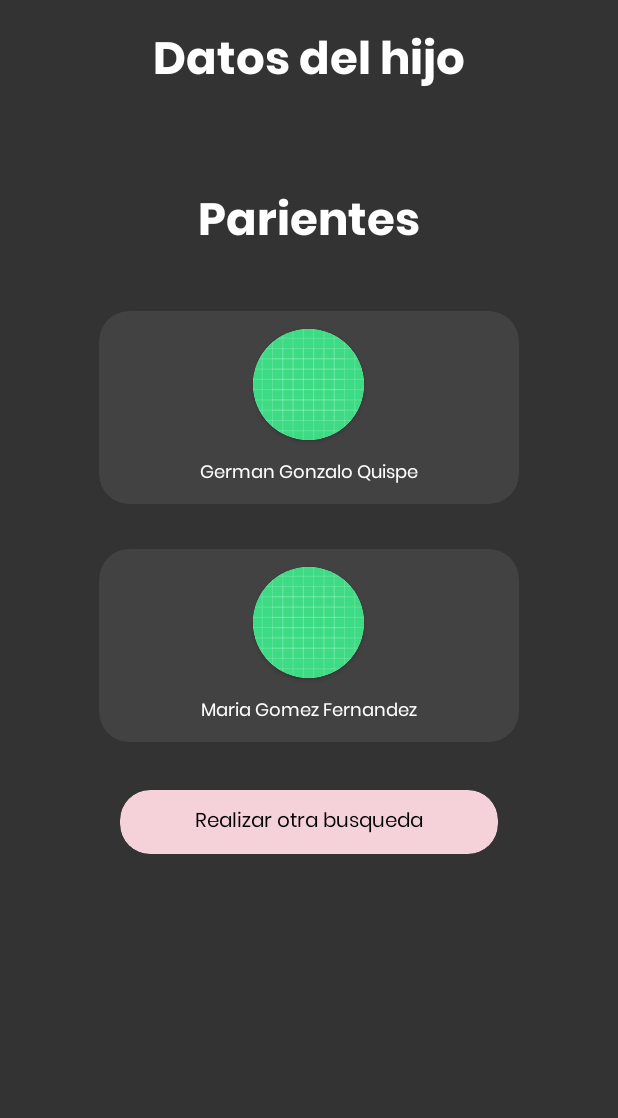
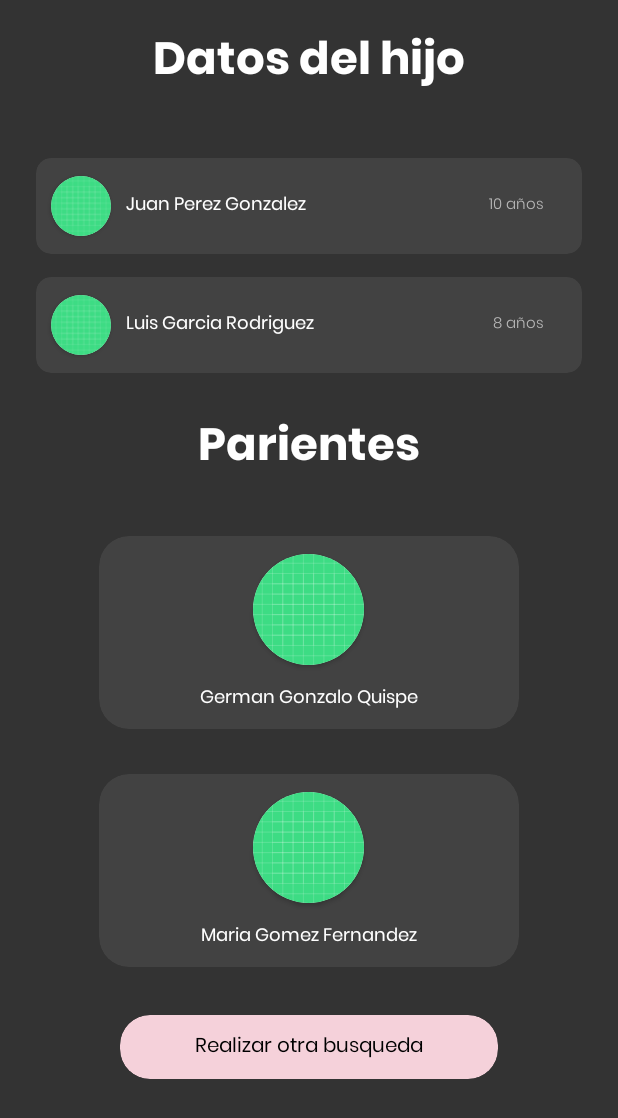
Before and after one commit to DhenisGit/Figuras_geometricas, an Android app: the SonActivity screen opened directly, with no data from a screen before it, on a phone screen of 412 x 824 dp. Shown: the top 1118 px of the screen. Run offline under Robolectric (Android 15) with nearby library versions, the phone set to English and light mode, and no system bars; our stand-ins replace Picasso; pictures from the network do not load.

Commit message:
SonActivity adaptado con su lista

```diff
--- a/app/src/main/java/com/dhenis/polomorfismo/hijos/Son.java
+++ b/app/src/main/java/com/dhenis/polomorfismo/hijos/Son.java
@@ -1,4 +1,7 @@
 package com.dhenis.polomorfismo.hijos;
+
+import com.dhenis.polomorfismo.madres.Mom;
+import com.dhenis.polomorfismo.padres.Dad;
 
 public class Son {
     Integer id;
@@ -7,6 +10,8 @@ public class Son {
     String apellido_p;
     String apellido_m;
     Integer edad;
+    private Mom mom;
+    private Dad dad;
 
     public Son(Integer id, String image_url, String name, String apellido_p, String apellido_m, Integer edad) {
         this.id = id;
@@ -64,4 +69,20 @@ public class Son {
     public void setEdad(Integer edad) {
         this.edad = edad;
     }
+
+    public Mom getMom() {
+        return mom;
+    }
+
+    public void setMom(Mom mom) {
+        this.mom = mom;
+    }
+
+    public Dad getDad() {
+        return dad;
+    }
+
+    public void setDad(Dad dad) {
+        this.dad = dad;
+    }
 }
--- a/app/src/main/java/com/dhenis/polomorfismo/hijos/SonActivity.java
+++ b/app/src/main/java/com/dhenis/polomorfismo/hijos/SonActivity.java
@@ -1,16 +1,105 @@
 package com.dhenis.polomorfismo.hijos;
 
+import android.app.Activity;
+import android.os.Bundle;
+import android.widget.ImageView;
+import android.widget.TextView;
+
 import androidx.appcompat.app.AppCompatActivity;
+import androidx.cardview.widget.CardView;
+import androidx.recyclerview.widget.LinearLayoutManager;
+import androidx.recyclerview.widget.RecyclerView;
 
-import android.os.Bundle;
+import com.dhenis.polomorfismo.MainActivity;
+import com.dhenis.polomorfismo.R;
+import com.dhenis.polomorfismo.madres.Mom;
+import com.dhenis.polomorfismo.madres.MomAdapter;
+import com.dhenis.polomorfismo.padres.Dad;
+import com.dhenis.polomorfismo.padres.DadAdapter;
+import com.dhenis.polomorfismo.utils.BrowseActivities;
+import com.dhenis.polomorfismo.utils.ListGenerator;
+import com.squareup.picasso.Picasso;
 
-import com.dhenis.polomorfismo.R;
+import java.util.List;
 
 public class SonActivity extends AppCompatActivity {
+    private static final String TAG = SonActivity.class.getSimpleName();
+    private TextView txtFullNameDad, txtFullNameMom;
+    private RecyclerView recyclerView;
+    private CardView btnBack;
+    private Activity activity;
+    private List<Son> sonList;
+    private SonAdapter sonAdapter;
+    private ImageView imgDad, imgMom;
 
     @Override
     protected void onCreate(Bundle savedInstanceState) {
         super.onCreate(savedInstanceState);
         setContentView(R.layout.activity_son);
+        activity = SonActivity.this;
+        recyclerView = findViewById(R.id.a_son_rv_listSons);
+        imgDad = findViewById(R.id.a_son_img_Dad);
+        imgMom = findViewById(R.id.a_son_img_Mom);
+        txtFullNameDad = findViewById(R.id.a_son_txt_fullNameDad);
+        txtFullNameMom = findViewById(R.id.a_son_txt_fullNameMon);
+        btnBack = findViewById(R.id.a_son_cv_back);
+        actions();
+    }
+
+    private void actions() {
+        onClick();
+        sonAdapter();
+        int selectedPositionDad = getIntent().getIntExtra("selectedPosition", -1);
+        if (selectedPositionDad != -1) saveDataDad(selectedPositionDad);
+
+        int selectedPositionMom = getIntent().getIntExtra("selectedPosition", -1);
+        if (selectedPositionMom != -1) saveDataMom(selectedPositionMom);
+//        int selectedPosition = getIntent().getIntExtra("selectedPosition", -1);
+       /* if (selectedPosition != -1) {
+            Son selectedSon = sonList.get(selectedPosition);
+            Dad selectedDad = selectedSon.getDad();
+            Mom selectedMom = selectedSon.getMom();
+
+            if (selectedDad != null) {
+                saveDataDad(selectedDad);
+            }
+
+            if (selectedMom != null) {
+                saveDataMom(selectedMom);
+            }
+        }*/
+    }
+
+    private void onClick() {
+        btnBack.setOnClickListener(v -> {
+            BrowseActivities.cambiarActividad(activity, MainActivity.class);
+            finish();
+        });
+    }
+
+    private void saveDataDad(int position) {
+        /*==========================DAD=================================*/
+        Dad selectedDad = ListGenerator.generateDadList().get(position);
+        String fullNameDad = selectedDad.getName() + " " + selectedDad.getApellido_p() + " " + selectedDad.getApellido_m();
+        String imgUrlDad = selectedDad.getImage_url().toString();
+        Picasso.get().load(imgUrlDad).error(R.drawable.ic_launcher_background).into(imgDad);
+        txtFullNameDad.setText(fullNameDad);
+    }
+
+    private void saveDataMom(int position) {
+        /*==========================MOM=================================*/
+        Mom selectedMom = ListGenerator.generateMomList().get(position);
+        String fullNameMom = selectedMom.getName() + " " + selectedMom.getApellido_p() + " " + selectedMom.getApellido_m();
+        String imgUrlMom = selectedMom.getImage_url().toString();
+        Picasso.get().load(imgUrlMom).error(R.drawable.ic_launcher_background).into(imgMom);
+        txtFullNameMom.setText(fullNameMom);
+    }
+    private void sonAdapter() {
+        sonList = ListGenerator.generateSonList();
+        recyclerView.setLayoutManager(new LinearLayoutManager(activity));
+        recyclerView.setAdapter(new SonAdapter(activity));
+        sonAdapter = (SonAdapter) recyclerView.getAdapter();
+        sonAdapter.setSonList(sonList);
+        sonAdapter.notifyDataSetChanged();
     }
 }
--- /dev/null
+++ b/app/src/main/java/com/dhenis/polomorfismo/hijos/SonAdapter.java
@@ -0,0 +1,64 @@
+package com.dhenis.polomorfismo.hijos;
+
+import android.app.Activity;
+import android.view.LayoutInflater;
+import android.view.View;
+import android.view.ViewGroup;
+import android.widget.ImageView;
+import android.widget.TextView;
+
+import androidx.annotation.NonNull;
+import androidx.recyclerview.widget.RecyclerView;
+
+import com.dhenis.polomorfismo.R;
+import com.squareup.picasso.Picasso;
+
+import java.util.ArrayList;
+import java.util.List;
+
+public class SonAdapter extends RecyclerView.Adapter<SonAdapter.ViewHolder> {
+    private Activity activity;
+    private List<Son> sonList;
+
+    public SonAdapter(Activity activity) {
+        this.activity = activity;
+        this.sonList = new ArrayList<>();
+    }
+
+    public void setSonList(List<Son> sonList) {
+        this.sonList.clear();
+        this.sonList = new ArrayList<>(sonList);
+    }
+
+    @NonNull
+    @Override
+    public SonAdapter.ViewHolder onCreateViewHolder(@NonNull ViewGroup parent, int viewType) {
+        return new SonAdapter.ViewHolder(LayoutInflater.from(parent.getContext()).inflate(R.layout.item_son, parent, false));
+    }
+
+    @Override
+    public void onBindViewHolder(@NonNull SonAdapter.ViewHolder holder, int position) {
+        Son son = sonList.get(position);
+        holder.txtFullName.setText(son.getName() + " " + son.getApellido_p() + " " + son.getApellido_m());
+        holder.txtAge.setText(son.getEdad().toString() + " años");
+        String url_profile = son.getImage_url();
+        Picasso.get().load(url_profile).error(R.drawable.ic_launcher_background).into(holder.imgProfile);
+    }
+
+    @Override
+    public int getItemCount() {
+        return sonList.size();
+    }
+
+    public class ViewHolder extends RecyclerView.ViewHolder {
+        private TextView txtFullName, txtAge;
+        private ImageView imgProfile;
+
+        public ViewHolder(@NonNull View itemView) {
+            super(itemView);
+            txtFullName = itemView.findViewById(R.id.i_son_txtFullName);
+            imgProfile = itemView.findViewById(R.id.i_son_imgProfile);
+            txtAge = itemView.findViewById(R.id.i_son_txtAge);
+        }
+    }
+}
--- a/app/src/main/java/com/dhenis/polomorfismo/madres/MomAdapter.java
+++ b/app/src/main/java/com/dhenis/polomorfismo/madres/MomAdapter.java
@@ -1,6 +1,7 @@
 package com.dhenis.polomorfismo.madres;
 
 import android.app.Activity;
+import android.content.Intent;
 import android.view.LayoutInflater;
 import android.view.View;
 import android.view.ViewGroup;
@@ -8,9 +9,11 @@ import android.widget.ImageView;
 import android.widget.TextView;
 
 import androidx.annotation.NonNull;
+import androidx.cardview.widget.CardView;
 import androidx.recyclerview.widget.RecyclerView;
 
 import com.dhenis.polomorfismo.R;
+import com.dhenis.polomorfismo.hijos.SonActivity;
 import com.squareup.picasso.Picasso;
 
 import java.util.ArrayList;
@@ -49,6 +52,13 @@ public class MomAdapter extends RecyclerView.Adapter<MomAdapter.ViewHolder> {
         holder.txtCivilStatus.setText(mom.getEstado_civil());
         String url_profile = mom.getImage_url();
         Picasso.get().load(url_profile).error(R.drawable.ic_launcher_background).into(holder.imgProfile);
+
+        String fullName = mom.getName() + " " + mom.getApellido_p() + " " + mom.getApellido_m();
+        holder.cv_item.setOnClickListener(v -> {
+            Intent intent = new Intent(activity, SonActivity.class);
+            intent.putExtra("nameMom", fullName);
+            activity.startActivity(intent);
+        });
     }
 
     @Override
@@ -59,7 +69,7 @@ public class MomAdapter extends RecyclerView.Adapter<MomAdapter.ViewHolder> {
     public class ViewHolder extends RecyclerView.ViewHolder {
         private TextView txtFullName, txtJob, txtAge, txtCivilStatus;
         private ImageView imgProfile;
-
+        private CardView cv_item;
 
         public ViewHolder(@NonNull View itemView) {
             super(itemView);
@@ -68,6 +78,7 @@ public class MomAdapter extends RecyclerView.Adapter<MomAdapter.ViewHolder> {
             txtJob = itemView.findViewById(R.id.i_prts_txtJob);
             txtAge = itemView.findViewById(R.id.i_prts_txtAge);
             txtCivilStatus = itemView.findViewById(R.id.i_prts_txtCivilStatus);
+            cv_item = itemView.findViewById(R.id.i_prts_cv);
         }
     }
 }
--- a/app/src/main/java/com/dhenis/polomorfismo/padres/DadAdapter.java
+++ b/app/src/main/java/com/dhenis/polomorfismo/padres/DadAdapter.java
@@ -1,6 +1,7 @@
 package com.dhenis.polomorfismo.padres;
 
 import android.app.Activity;
+import android.content.Intent;
 import android.view.LayoutInflater;
 import android.view.View;
 import android.view.ViewGroup;
@@ -8,9 +9,12 @@ import android.widget.ImageView;
 import android.widget.TextView;
 
 import androidx.annotation.NonNull;
+import androidx.cardview.widget.CardView;
 import androidx.recyclerview.widget.RecyclerView;
 
 import com.dhenis.polomorfismo.R;
+import com.dhenis.polomorfismo.hijos.Son;
+import com.dhenis.polomorfismo.hijos.SonActivity;
 import com.squareup.picasso.Picasso;
 
 import java.util.ArrayList;
@@ -19,6 +23,7 @@ import java.util.List;
 public class DadAdapter extends RecyclerView.Adapter<DadAdapter.ViewHolder> {
     private Activity activity;
     private List<Dad> dadList;
+    private Son son;
 
     public DadAdapter(Activity activity) {
         this.activity = activity;
@@ -45,12 +50,28 @@ public class DadAdapter extends RecyclerView.Adapter<DadAdapter.ViewHolder> {
     @Override
     public void onBindViewHolder(@NonNull DadAdapter.ViewHolder holder, int position) {
         Dad dad = dadList.get(position);
+        String fullName = dad.getName() + " " + dad.getApellido_p() + " " + dad.getApellido_m();
         holder.txtFullName.setText(dad.getName() + " " + dad.getApellido_p() + " " + dad.getApellido_m());
         holder.txtJob.setText(dad.getPuesto_laboral());
         holder.txtAge.setText(dad.getEdad().toString() + " años");
         holder.txtCivilStatus.setText(dad.getEstado_civil());
         String url_profile = dad.getImage_url();
         Picasso.get().load(url_profile).error(R.drawable.ic_launcher_background).into(holder.imgProfile);
+
+        /*holder.cv_item.setOnClickListener(v -> {
+            Intent intent = new Intent(activity, SonActivity.class);
+            intent.putExtra("nameDad", fullName);
+            activity.startActivity(intent);
+        });*/
+        holder.cv_item.setOnClickListener(v -> {
+            Intent intent = new Intent(activity, SonActivity.class);
+            intent.putExtra("selectedPosition", position);
+            activity.startActivity(intent);
+           /* Intent intent = new Intent(activity, SonActivity.class);
+            intent.putExtra("selectedDadId", dad.getId()); // Reemplaza "selectedDadId" con el nombre adecuado
+//            intent.putExtra("selectedMomId", mom.getId()); // Reemplaza "selectedMomId" con el nombre adecuado
+            activity.startActivity(intent);*/
+        });
     }
 
     @Override
@@ -61,6 +82,7 @@ public class DadAdapter extends RecyclerView.Adapter<DadAdapter.ViewHolder> {
     public class ViewHolder extends RecyclerView.ViewHolder {
         private TextView txtFullName, txtJob, txtAge, txtCivilStatus;
         private ImageView imgProfile;
+        private CardView cv_item;
 
         public ViewHolder(@NonNull View itemView) {
             super(itemView);
@@ -69,7 +91,7 @@ public class DadAdapter extends RecyclerView.Adapter<DadAdapter.ViewHolder> {
             txtJob = itemView.findViewById(R.id.i_prts_txtJob);
             txtAge = itemView.findViewById(R.id.i_prts_txtAge);
             txtCivilStatus = itemView.findViewById(R.id.i_prts_txtCivilStatus);
-
+            cv_item = itemView.findViewById(R.id.i_prts_cv);
         }
     }
 }
--- a/app/src/main/java/com/dhenis/polomorfismo/utils/ListGenerator.java
+++ b/app/src/main/java/com/dhenis/polomorfismo/utils/ListGenerator.java
@@ -1,5 +1,6 @@
 package com.dhenis.polomorfismo.utils;
 
+import com.dhenis.polomorfismo.hijos.Son;
 import com.dhenis.polomorfismo.madres.Mom;
 import com.dhenis.polomorfismo.padres.Dad;
 
@@ -37,4 +38,19 @@ public class ListGenerator {
         return momList;
     }
 
+    public static List<Son> generateSonList() {
+        List<Son> sonList = new ArrayList<>();
+        sonList.add(new Son(1, "https://cdn-icons-png.flaticon.com/512/2829/2829758.png", "Juan", "Perez", "Gonzalez", 10));
+        sonList.add(new Son(2, "https://encrypted-tbn0.gstatic.com/images?q=tbn:ANd9GcQw1yiLtz68m13IaEiLne3UgyMBCXgNOZdzNG2Io1zjE1xlKUsCb1PevnTYAucKYLCTaTg&usqp=CAU", "Luis", "Garcia", "Rodriguez", 8));
+        sonList.add(new Son(3, "https://encrypted-tbn0.gstatic.com/images?q=tbn:ANd9GcSTygTWiLTxrPSFD-ZxOTzbQOS1MOlXNIgWqeLNOJ_JVk0UZOhmsj4DObOzTwqfSJvpzbU&usqp=CAU", "Maria", "Lopez", "Martinez", 12));
+        sonList.add(new Son(4, "https://encrypted-tbn0.gstatic.com/images?q=tbn:ANd9GcR7s1c2oHZ3LIo0nfBCOPjErzuzm6R-wnGMp1-goZJFO8f1XnzkS0Pm_BjdPS5CthZxWFY&usqp=CAU", "Ana", "Ramirez", "Sanchez", 9));
+        sonList.add(new Son(5, "https://encrypted-tbn0.gstatic.com/images?q=tbn:ANd9GcQFmn7X-fL7e3oHBT_YKalbPEx90HLOqHY8OdgjOW9JgoAPPTdOZjWZ_gWbWhjX6iEyZ4I&usqp=CAU", "Carlos", "Fernandez", "Hernandez", 11));
+        sonList.add(new Son(6, "https://encrypted-tbn0.gstatic.com/images?q=tbn:ANd9GcR0oKuGp1ADSV5Gbj-QS2zug-ytqyfpfxBELdD-Y0JfK0_0vS5aL6LKdjdwzpUsV71khhc&usqp=CAU", "Laura", "Martinez", "Gomez", 7));
+        sonList.add(new Son(7, "https://encrypted-tbn0.gstatic.com/images?q=tbn:ANd9GcTend2dhgrBR38_pjmIKZmRXq-Xs7N_aKBYFfCavL_ima2GKunWKUwWRiBab2ILMIOT8uY&usqp=CAU", "Sergio", "Diaz", "Perez", 13));
+        sonList.add(new Son(8, "https://cdn-icons-png.flaticon.com/512/548/548042.png", "Julia", "Gutierrez", "Vargas", 6));
+        sonList.add(new Son(9, "https://encrypted-tbn0.gstatic.com/images?q=tbn:ANd9GcTFflF1FxbB01H4N3_wNWgI9EMhh5QI2cFbnO0nrOAXG2gHaJPyN5jsIg2OcJIzN2RBUr0&usqp=CAU", "Pedro", "Lopez", "Rodriguez", 14));
+        sonList.add(new Son(10, "https://encrypted-tbn0.gstatic.com/images?q=tbn:ANd9GcQpmWDEKIstRyx4dQuSrzSrzegQuLYqlKsY9BFCmaUq5P8dlMtkV_2BVoGnT6SiPOx8CKk&usqp=CAU", "Valentina", "Torres", "Alvarez", 9));
+        return sonList;
+    }
+
 }
--- a/app/src/main/res/layout/activity_son.xml
+++ b/app/src/main/res/layout/activity_son.xml
@@ -22,7 +22,7 @@
     <androidx.recyclerview.widget.RecyclerView
         android:id="@+id/a_son_rv_listSons"
         android:layout_width="match_parent"
-        android:layout_height="wrap_content" />
+        android:layout_height="150dp" />
 
     <TextView
         android:layout_width="wrap_content"
--- /dev/null
+++ b/app/src/main/res/layout/item_son.xml
@@ -0,0 +1,75 @@
+<?xml version="1.0" encoding="utf-8"?>
+<androidx.cardview.widget.CardView xmlns:android="http://schemas.android.com/apk/res/android"
+    xmlns:app="http://schemas.android.com/apk/res-auto"
+    android:layout_width="match_parent"
+    android:layout_height="wrap_content"
+    android:layout_marginHorizontal="24dp"
+    android:layout_marginTop="5dp"
+    android:layout_marginBottom="10dp"
+    android:backgroundTint="#424242"
+    app:cardCornerRadius="10dp"
+    app:cardElevation="2dp">
+
+
+    <LinearLayout
+        android:layout_width="match_parent"
+        android:layout_height="wrap_content"
+        android:gravity="center_vertical"
+        android:orientation="horizontal">
+
+        <androidx.cardview.widget.CardView
+            android:layout_width="40dp"
+            android:layout_height="40dp"
+            android:layout_marginHorizontal="10dp"
+            android:layout_marginVertical="12dp"
+            app:cardCornerRadius="20dp">
+
+            <RelativeLayout
+                android:layout_width="match_parent"
+                android:layout_height="match_parent">
+
+                <ImageView
+                    android:id="@+id/i_son_imgProfile"
+                    android:layout_width="match_parent"
+                    android:layout_height="match_parent"
+                    android:layout_centerInParent="true"
+                    android:adjustViewBounds="true"
+                    android:contentDescription="@string/todo"
+                    android:src="@drawable/ic_launcher_background" />
+            </RelativeLayout>
+        </androidx.cardview.widget.CardView>
+
+        <LinearLayout
+            android:layout_width="match_parent"
+            android:layout_height="wrap_content"
+            android:layout_weight="1"
+            android:orientation="vertical">
+
+            <TextView
+                android:id="@+id/i_son_txtFullName"
+                android:layout_width="match_parent"
+                android:layout_height="wrap_content"
+                android:fontFamily="@font/poppins"
+                android:text="German Gonzalo Quispe"
+                android:textColor="@color/white"
+                android:textSize="12sp" />
+
+        </LinearLayout>
+
+        <LinearLayout
+            android:layout_width="wrap_content"
+            android:layout_height="wrap_content"
+            android:layout_marginEnd="25dp"
+            android:orientation="vertical">
+
+            <TextView
+                android:id="@+id/i_son_txtAge"
+                android:layout_width="wrap_content"
+                android:layout_height="wrap_content"
+                android:fontFamily="@font/poppins_light"
+                android:text="39 años"
+                android:textColor="#B8B8B8"
+                android:textSize="10sp" />
+        </LinearLayout>
+    </LinearLayout>
+</androidx.cardview.widget.CardView>
```
